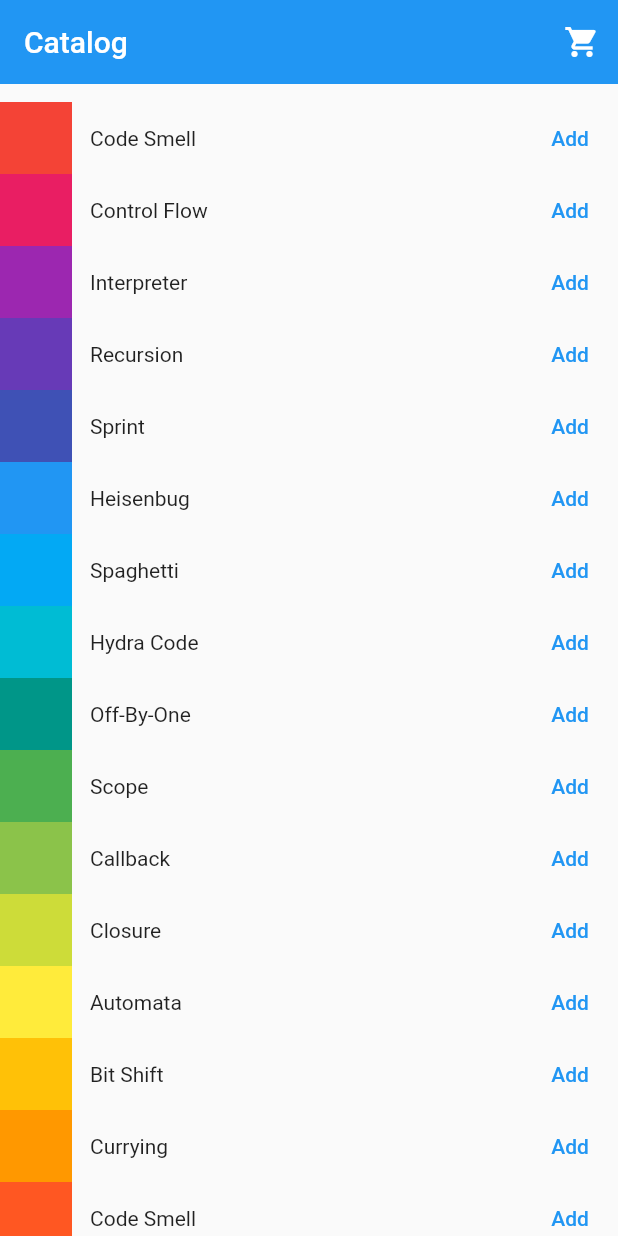
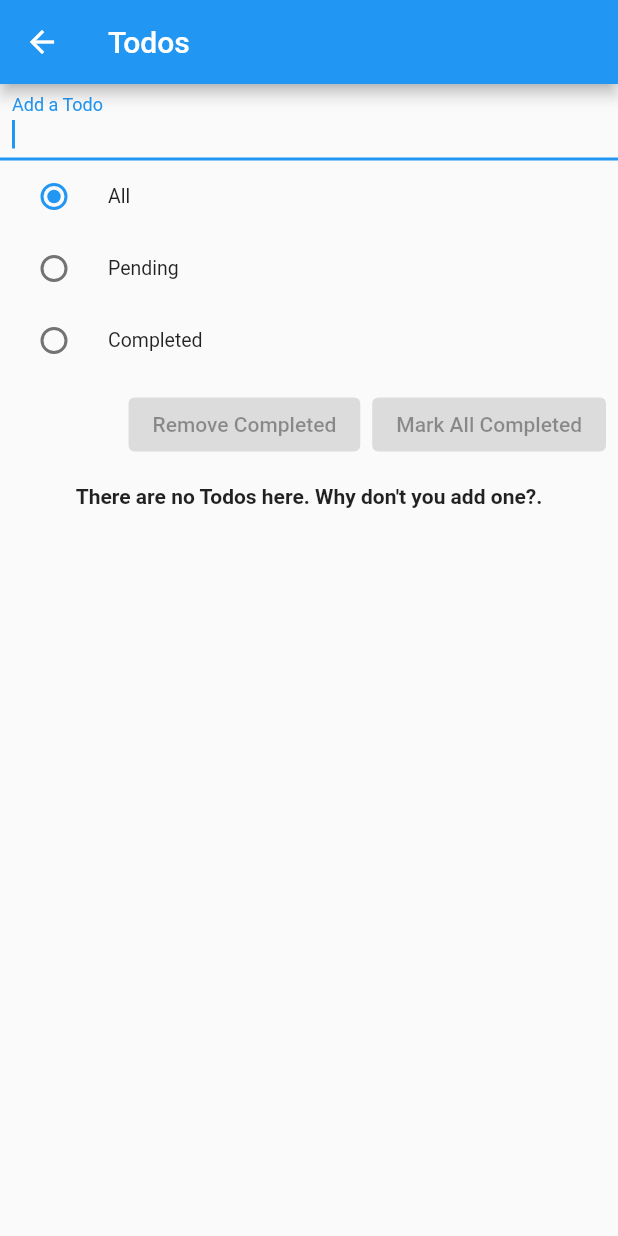
Before and after one commit to muhammetaydinn/mobx_examples, a Flutter app: the screen it shows after launch, on a phone screen of 412 x 824 dp. Run offline on Flutter 3.47's test engine with Material 2 defaults, Android fonts, the phone set to English and light mode, and no system bars; our stand-ins replace flutter_mobx, go_router, mobx; generated files the repository leaves out were written again.

Commit message:
todo added

```diff
--- /dev/null
+++ b/lib/Todo/view/action_bar_view.dart
@@ -0,0 +1,55 @@
+import 'package:flutter/material.dart';
+import 'package:flutter_mobx/flutter_mobx.dart';
+import 'package:mobx_examples/Todo/viewmodel/todo_view_model.dart';
+import 'package:provider/provider.dart';
+
+class ActionBar extends StatelessWidget {
+  @override
+  Widget build(BuildContext context) {
+    final list = Provider.of<TodoList>(context);
+//TODO: neden filter nullchech
+    return Column(children: <Widget>[
+      Observer(
+        builder: (_) => Column(
+          children: <Widget>[
+            RadioListTile(
+                dense: true,
+                title: const Text('All'),
+                value: VisibilityFilter.all,
+                groupValue: list.filter,
+                onChanged: (filter) => list.filter = filter!),
+            RadioListTile(
+                dense: true,
+                title: const Text('Pending'),
+                value: VisibilityFilter.pending,
+                groupValue: list.filter,
+                onChanged: (filter) => list.filter = filter!),
+            RadioListTile(
+                dense: true,
+                title: const Text('Completed'),
+                value: VisibilityFilter.completed,
+                groupValue: list.filter,
+                onChanged: (filter) => list.filter = filter!),
+          ],
+        ),
+      ),
+      Observer(
+          builder: (_) => ButtonBar(
+                children: <Widget>[
+                  ElevatedButton(
+                    child: const Text('Remove Completed'),
+                    onPressed: list.canRemoveAllCompleted
+                        ? list.removeCompleted
+                        : null,
+                  ),
+                  ElevatedButton(
+                    child: const Text('Mark All Completed'),
+                    onPressed: list.canMarkAllCompleted
+                        ? list.markAllAsCompleted
+                        : null,
+                  )
+                ],
+              ))
+    ]);
+  }
+}
--- /dev/null
+++ b/lib/Todo/view/add_todo_view.dart
@@ -0,0 +1,25 @@
+import 'package:flutter/material.dart';
+import 'package:provider/provider.dart';
+
+import '../viewmodel/todo_view_model.dart';
+
+class AddTodo extends StatelessWidget {
+  final _textController = TextEditingController(text: '');
+
+  @override
+  Widget build(BuildContext context) {
+    final list = Provider.of<TodoList>(context);
+
+    return TextField(
+      autofocus: true,
+      decoration: const InputDecoration(
+          labelText: 'Add a Todo', contentPadding: EdgeInsets.all(8)),
+      controller: _textController,
+      textInputAction: TextInputAction.done,
+      onSubmitted: (String value) {
+        list.addTodo(value);
+        _textController.clear();
+      },
+    );
+  }
+}
--- /dev/null
+++ b/lib/Todo/view/description_view.dart
@@ -0,0 +1,20 @@
+import 'package:flutter/material.dart';
+import 'package:flutter_mobx/flutter_mobx.dart';
+import 'package:provider/provider.dart';
+
+import '../viewmodel/todo_view_model.dart';
+
+class Description extends StatelessWidget {
+  @override
+  Widget build(BuildContext context) {
+    final list = Provider.of<TodoList>(context);
+
+    return Observer(
+        builder: (_) => Padding(
+            padding: const EdgeInsets.all(8),
+            child: Text(
+              list.itemsDescription,
+              style: const TextStyle(fontWeight: FontWeight.bold),
+            )));
+  }
+}
--- /dev/null
+++ b/lib/Todo/view/todo_list_view.dart
@@ -0,0 +1,41 @@
+import 'package:flutter/material.dart';
+import 'package:flutter_mobx/flutter_mobx.dart';
+import 'package:provider/provider.dart';
+
+import '../viewmodel/todo_view_model.dart';
+
+class TodoListView extends StatelessWidget {
+  @override
+  Widget build(BuildContext context) {
+    final list = Provider.of<TodoList>(context);
+
+    return Observer(
+        builder: (_) => Flexible(
+              child: ListView.builder(
+                  itemCount: list.visibleTodos.length,
+                  itemBuilder: (_, index) {
+                    final todo = list.visibleTodos[index];
+                    return Observer(
+                        builder: (_) => CheckboxListTile(
+                              controlAffinity: ListTileControlAffinity.leading,
+                              value: todo.done,
+                              //TODO: neden flag nullcheck
+                              onChanged: (flag) => todo.done = flag!,
+                              title: Row(
+                                children: <Widget>[
+                                  Expanded(
+                                      child: Text(
+                                    todo.description,
+                                    overflow: TextOverflow.ellipsis,
+                                  )),
+                                  IconButton(
+                                    icon: const Icon(Icons.delete),
+                                    onPressed: () => list.removeTodo(todo),
+                                  )
+                                ],
+                              ),
+                            ));
+                  }),
+            ));
+  }
+}
--- /dev/null
+++ b/lib/Todo/view/todo_view.dart
@@ -0,0 +1,28 @@
+import 'package:flutter/material.dart';
+import 'package:mobx_examples/Todo/viewmodel/todo_view_model.dart';
+import 'package:mobx_examples/Todo/view/add_todo_view.dart';
+import 'package:mobx_examples/Todo/view/todo_list_view.dart';
+import 'package:provider/provider.dart';
+
+import 'action_bar_view.dart';
+import 'description_view.dart';
+
+class TodoView extends StatelessWidget {
+  @override
+  Widget build(BuildContext context) => Provider<TodoList>(
+      create: (context) => TodoList(),
+      //builder: (_) => TodoList(),
+      //TODO: neden builder yerine create kullanıyoruz?
+      child: Scaffold(
+          appBar: AppBar(
+            title: const Text('Todos'),
+          ),
+          body: Column(
+            children: <Widget>[
+              AddTodo(),
+              ActionBar(),
+              Description(),
+              TodoListView()
+            ],
+          )));
+}
--- /dev/null
+++ b/lib/Todo/viewmodel/todo_view_model.dart
@@ -0,0 +1,89 @@
+import 'package:mobx/mobx.dart';
+import 'package:mobx_examples/Todo/model/todo_model.dart';
+part 'todo_view_model.g.dart';
+enum VisibilityFilter { all, pending, completed }
+
+class TodoList = _TodoListBase with _$TodoList;
+
+abstract class _TodoListBase with Store {
+  //observables
+  @observable
+  ObservableList<Todo> todos = ObservableList<Todo>();
+  @observable
+  VisibilityFilter filter = VisibilityFilter.all;
+
+  //computed properties
+  @computed
+  ObservableList<Todo> get pendingTodos =>
+      ObservableList.of(todos.where((todo) => todo.done != true));
+
+  @computed
+  ObservableList<Todo> get completedTodos =>
+      ObservableList.of(todos.where((todo) => todo.done == true));
+
+  @computed
+  bool get hasCompletedTodos => completedTodos.isNotEmpty;
+
+  @computed
+  bool get hasPendingTodos => pendingTodos.isNotEmpty;
+
+  @computed
+  String get itemsDescription {
+    if (todos.isEmpty) {
+      return "There are no Todos here. Why don't you add one?.";
+    }
+
+    final suffix = pendingTodos.length == 1 ? 'todo' : 'todos';
+    return '${pendingTodos.length} pending $suffix, ${completedTodos.length} completed';
+  }
+
+  @computed
+  ObservableList<Todo> get visibleTodos {
+    switch (filter) {
+      case VisibilityFilter.pending:
+        return pendingTodos;
+      case VisibilityFilter.completed:
+        return completedTodos;
+      default:
+        return todos;
+    }
+  }
+
+  @computed
+  bool get canRemoveAllCompleted =>
+      hasCompletedTodos && filter != VisibilityFilter.pending;
+
+  @computed
+  bool get canMarkAllCompleted =>
+      hasPendingTodos && filter != VisibilityFilter.completed;
+
+
+  //actions
+   @action
+  void addTodo(String description) {
+    final todo = Todo(description: description);
+    todos.add(todo);
+  }
+
+  @action
+  void removeTodo(Todo todo) {
+    todos.removeWhere((x) => x == todo);
+  }
+
+  @action
+  void changeFilter(VisibilityFilter filter) => this.filter = filter;
+
+  @action
+  void removeCompleted() {
+    todos.removeWhere((todo) => todo.done);
+  }
+
+  @action
+  void markAllAsCompleted() {
+    for (final todo in todos) {
+      todo.done = true;
+    }
+  }
+
+
+}
--- /dev/null
+++ b/lib/examples.dart
@@ -0,0 +1,34 @@
+import 'package:flutter/material.dart';
+import 'package:mobx_examples/Dice/dice_view.dart';
+
+import 'Todo/view/todo_view.dart';
+
+class Example {
+  Example(
+      {required this.title,
+      required this.description,
+      required this.path,
+      required this.widgetBuilder});
+
+  final WidgetBuilder widgetBuilder;
+  final String path;
+  final String title;
+
+  final String description;
+}
+
+final List<Example> examples = [
+  Example(
+    title: 'Todos',
+    description: 'Managing a list of Todos, the TodoMVC way.',
+    path: '/todos',
+    widgetBuilder: (_) =>  TodoView(),
+  ),
+
+  Example(
+    title: 'Dice',
+    description: 'A Fun Dice app.',
+    path: '/dice',
+    widgetBuilder: (_) =>  DiceView(),
+  ),
+];
--- a/lib/main.dart
+++ b/lib/main.dart
@@ -1,3 +1,4 @@
+/*
 import 'package:flutter/material.dart';
 import 'package:go_router/go_router.dart';
 import 'package:mobx_examples/Shopping/cart_view.dart';
@@ -54,3 +55,54 @@ GoRouter routes() {
     ),
   ]);
 }
+*/
+
+import 'package:flutter/material.dart';
+import 'package:mobx_examples/Todo/viewmodel/todo_view_model.dart';
+import 'package:mobx_examples/examples.dart';
+import 'package:provider/provider.dart';
+
+void main() {
+  runApp(const MyApp());
+}
+
+class MyApp extends StatelessWidget {
+  const MyApp({Key? key}) : super(key: key);
+
+  @override
+  Widget build(BuildContext context) => MultiProvider(
+        providers: [
+          Provider<TodoList>(create: (_) => TodoList()),
+        ],
+        child: MaterialApp(
+          initialRoute: '/todos',
+          routes: {
+            '/': (_) => const ExampleList(),
+          }..addEntries(
+              examples.map((ex) => MapEntry(ex.path, ex.widgetBuilder))),
+        ),
+      );
+}
+
+class ExampleList extends StatelessWidget {
+  const ExampleList({Key? key}) : super(key: key);
+
+  @override
+  Widget build(BuildContext context) => Scaffold(
+      appBar: AppBar(
+        title: const Text('Flutter MobX Examples'),
+      ),
+      body: ListView.builder(
+        itemCount: examples.length,
+        itemBuilder: (_, int index) {
+          final ex = examples[index];
+
+          return ListTile(
+            title: Text(ex.title),
+            subtitle: Text(ex.description),
+            trailing: const Icon(Icons.navigate_next),
+            onTap: () => Navigator.pushNamed(context, ex.path),
+          );
+        },
+      ));
+}
```
Also changed, not shown: lib/Todo/model/todo_model.dart (added, +19 -0 lines), lib/Todo/model/todo_model.g.dart (added), lib/Todo/viewmodel/todo_view_model.g.dart (added).
